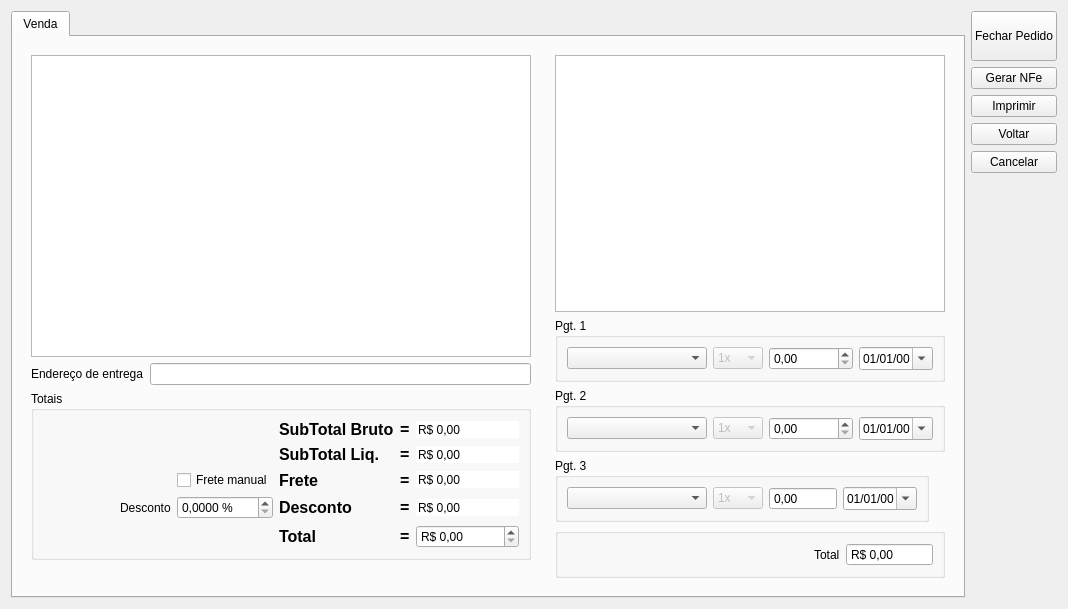
The window that venda.ui (lellisls/ERP-STACCATO) describes before a commit, drawn with Qt 5.
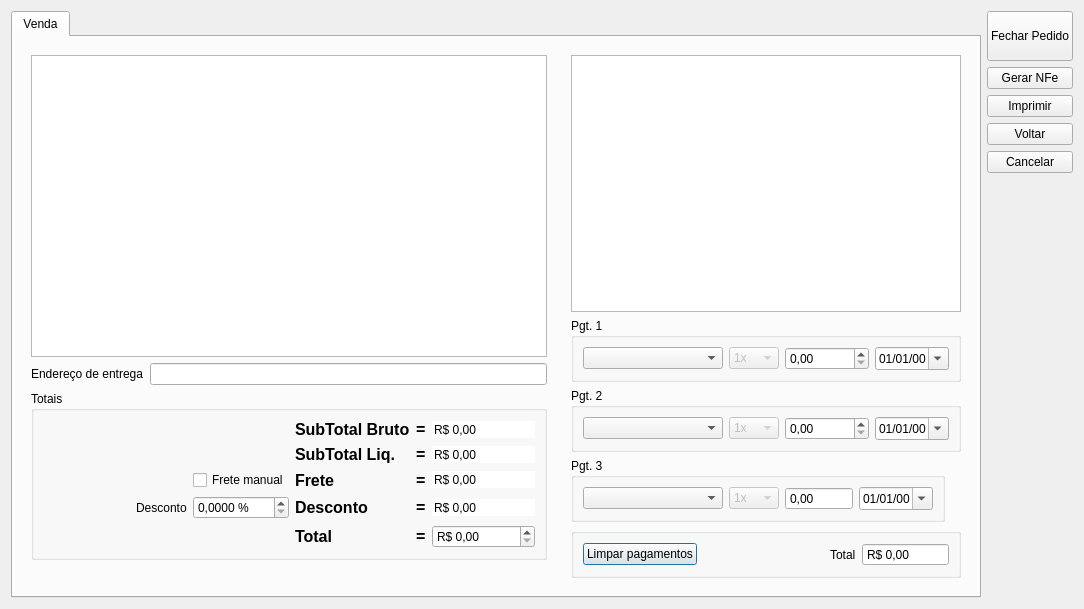
The same window after the commit. Custom widgets are drawn as their Qt base class.

Commit message: Arrumei valores da venda.

```diff
--- a/venda.ui
+++ b/venda.ui
@@ -6,8 +6,8 @@
    <rect>
     <x>0</x>
     <y>0</y>
-    <width>1040</width>
-    <height>589</height>
+    <width>1084</width>
+    <height>609</height>
    </rect>
   </property>
   <property name="windowTitle">
@@ -855,14 +855,14 @@
                <string/>
               </property>
               <layout class="QGridLayout" name="gridLayout">
-               <item row="0" column="1">
+               <item row="0" column="2">
                 <widget class="QLabel" name="labelRestante">
                  <property name="text">
                   <string>Total</string>
                  </property>
                 </widget>
                </item>
-               <item row="0" column="2">
+               <item row="0" column="3">
                 <widget class="QDoubleSpinBox" name="doubleSpinBoxTotalPag">
                  <property name="readOnly">
                   <bool>true</bool>
@@ -878,7 +878,7 @@
                  </property>
                 </widget>
                </item>
-               <item row="0" column="0">
+               <item row="0" column="1">
                 <spacer name="horizontalSpacer_2">
                  <property name="orientation">
                   <enum>Qt::Horizontal</enum>
@@ -891,6 +891,13 @@
                  </property>
                 </spacer>
                </item>
+               <item row="0" column="0">
+                <widget class="QPushButton" name="pushButton">
+                 <property name="text">
+                  <string>Limpar pagamentos</string>
+                 </property>
+                </widget>
+               </item>
               </layout>
              </widget>
             </item>
```
The commit also changes 2 other files.
